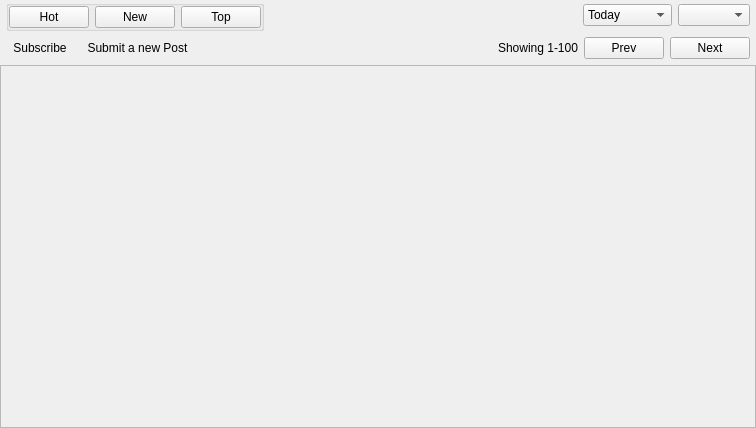
RetroShare/RetroShare, file retroshare-gui/src/gui/Posted/PostedListWidget.ui: the form before one commit.
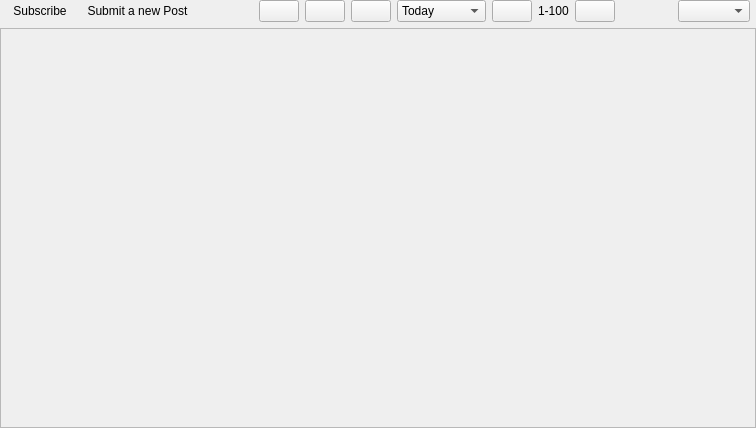
The form after the commit. Icons and pictures are not drawn. Custom widgets are drawn as their Qt base class.

```diff
--- a/retroshare-gui/src/gui/Posted/PostedListWidget.ui
+++ b/retroshare-gui/src/gui/Posted/PostedListWidget.ui
@@ -14,16 +14,7 @@
    <string>Form</string>
   </property>
   <layout class="QVBoxLayout" name="verticalLayout_2">
-   <property name="leftMargin">
-    <number>0</number>
-   </property>
-   <property name="topMargin">
-    <number>0</number>
-   </property>
-   <property name="rightMargin">
-    <number>0</number>
-   </property>
-   <property name="bottomMargin">
+   <property name="margin">
     <number>0</number>
    </property>
    <item>
@@ -34,32 +25,80 @@
      <property name="rightMargin">
       <number>6</number>
      </property>
+    </layout>
+   </item>
      <item>
-      <widget class="QGroupBox" name="sortGroup">
-       <property name="checkable">
-        <bool>false</bool>
-       </property>
-       <layout class="QHBoxLayout" name="horizontalLayout">
+    <widget class="QFrame" name="frame">
+     <layout class="QHBoxLayout" name="horizontalLayout_2">
         <property name="spacing">
          <number>6</number>
         </property>
         <property name="leftMargin">
-         <number>0</number>
+       <number>6</number>
         </property>
         <property name="topMargin">
          <number>0</number>
         </property>
         <property name="rightMargin">
-         <number>0</number>
+       <number>6</number>
         </property>
         <property name="bottomMargin">
          <number>0</number>
         </property>
+      <item>
+       <widget class="SubscribeToolButton" name="subscribeToolButton">
+        <property name="sizePolicy">
+         <sizepolicy hsizetype="Fixed" vsizetype="Preferred">
+          <horstretch>0</horstretch>
+          <verstretch>0</verstretch>
+         </sizepolicy>
+        </property>
+        <property name="text">
+         <string notr="true">Subscribe</string>
+        </property>
+        <property name="autoRaise">
+         <bool>true</bool>
+        </property>
+       </widget>
+      </item>
+      <item>
+       <widget class="QToolButton" name="submitPostButton">
+        <property name="text">
+         <string>Submit a new Post</string>
+        </property>
+        <property name="icon">
+         <iconset resource="Posted_images.qrc">
+          <normaloff>:/images/posted_24.png</normaloff>:/images/posted_24.png</iconset>
+        </property>
+        <property name="toolButtonStyle">
+         <enum>Qt::ToolButtonTextBesideIcon</enum>
+        </property>
+        <property name="autoRaise">
+         <bool>true</bool>
+        </property>
+       </widget>
+      </item>
+      <item>
+       <spacer name="horizontalSpacer_2">
+        <property name="orientation">
+         <enum>Qt::Horizontal</enum>
+        </property>
+        <property name="sizeHint" stdset="0">
+         <size>
+          <width>40</width>
+          <height>20</height>
+         </size>
+        </property>
+       </spacer>
+      </item>
         <item>
          <widget class="QPushButton" name="hotSortButton">
-          <property name="text">
+        <property name="toolTip">
            <string>Hot</string>
           </property>
+        <property name="text">
+         <string/>
+        </property>
           <property name="icon">
            <iconset resource="Posted_images.qrc">
             <normaloff>:/images/hot_24.png</normaloff>:/images/hot_24.png</iconset>
@@ -80,9 +119,12 @@
         </item>
         <item>
          <widget class="QPushButton" name="newSortButton">
-          <property name="text">
+        <property name="toolTip">
            <string>New</string>
           </property>
+        <property name="text">
+         <string/>
+        </property>
           <property name="icon">
            <iconset resource="Posted_images.qrc">
             <normaloff>:/images/new_24.png</normaloff>:/images/new_24.png</iconset>
@@ -103,9 +145,12 @@
         </item>
         <item>
          <widget class="QPushButton" name="topSortButton">
-          <property name="text">
+        <property name="toolTip">
            <string>Top</string>
           </property>
+        <property name="text">
+         <string/>
+        </property>
           <property name="icon">
            <iconset resource="../images.qrc">
             <normaloff>:/images/vote_up.png</normaloff>:/images/vote_up.png</iconset>
@@ -127,22 +172,6 @@
           </property>
          </widget>
         </item>
-       </layout>
-      </widget>
-     </item>
-     <item>
-      <spacer name="horizontalSpacer">
-       <property name="orientation">
-        <enum>Qt::Horizontal</enum>
-       </property>
-       <property name="sizeHint" stdset="0">
-        <size>
-         <width>40</width>
-         <height>20</height>
-        </size>
-       </property>
-      </spacer>
-     </item>
      <item>
       <widget class="QComboBox" name="periodComboBox">
        <item>
@@ -173,95 +202,56 @@
       </widget>
      </item>
      <item>
-      <widget class="GxsIdChooser" name="idChooser"/>
-     </item>
-    </layout>
-   </item>
-   <item>
-    <widget class="QFrame" name="frame">
-     <layout class="QHBoxLayout" name="horizontalLayout_2">
-      <property name="spacing">
-       <number>6</number>
-      </property>
-      <property name="leftMargin">
-       <number>6</number>
-      </property>
-      <property name="topMargin">
-       <number>0</number>
-      </property>
-      <property name="rightMargin">
-       <number>6</number>
-      </property>
-      <property name="bottomMargin">
-       <number>0</number>
-      </property>
-      <item>
-       <widget class="SubscribeToolButton" name="subscribeToolButton">
-        <property name="sizePolicy">
-         <sizepolicy hsizetype="Fixed" vsizetype="Preferred">
-          <horstretch>0</horstretch>
-          <verstretch>0</verstretch>
-         </sizepolicy>
-        </property>
-        <property name="text">
-         <string notr="true">Subscribe</string>
-        </property>
-        <property name="autoRaise">
-         <bool>true</bool>
-        </property>
-       </widget>
-      </item>
-      <item>
-       <widget class="QToolButton" name="submitPostButton">
-        <property name="text">
-         <string>Submit a new Post</string>
-        </property>
-        <property name="icon">
-         <iconset resource="Posted_images.qrc">
-          <normaloff>:/images/posted_24.png</normaloff>:/images/posted_24.png</iconset>
-        </property>
-        <property name="toolButtonStyle">
-         <enum>Qt::ToolButtonTextBesideIcon</enum>
-        </property>
-        <property name="autoRaise">
-         <bool>true</bool>
-        </property>
-       </widget>
-      </item>
-      <item>
-       <spacer name="horizontalSpacer_2">
-        <property name="orientation">
-         <enum>Qt::Horizontal</enum>
-        </property>
-        <property name="sizeHint" stdset="0">
-         <size>
-          <width>40</width>
-          <height>20</height>
-         </size>
-        </property>
-       </spacer>
-      </item>
-      <item>
-       <widget class="QLabel" name="showLabel">
-        <property name="text">
-         <string>Showing 1-100</string>
-        </property>
-       </widget>
-      </item>
-      <item>
        <widget class="QPushButton" name="prevButton">
+        <property name="toolTip">
+         <string>Previous</string>
+        </property>
         <property name="text">
-         <string>Prev</string>
+         <string/>
+        </property>
+        <property name="icon">
+         <iconset resource="../images.qrc">
+          <normaloff>:/images/arrow-left.png</normaloff>:/images/arrow-left.png</iconset>
+        </property>
+       </widget>
+      </item>
+      <item>
+       <widget class="QLabel" name="showLabel">
+        <property name="text">
+         <string>1-100</string>
         </property>
        </widget>
       </item>
       <item>
        <widget class="QPushButton" name="nextButton">
-        <property name="text">
+        <property name="toolTip">
          <string>Next</string>
         </property>
+        <property name="text">
+         <string/>
+        </property>
+        <property name="icon">
+         <iconset resource="../images.qrc">
+          <normaloff>:/images/arrow-right.png</normaloff>:/images/arrow-right.png</iconset>
+        </property>
        </widget>
       </item>
+      <item>
+       <spacer name="horizontalSpacer_3">
+        <property name="orientation">
+         <enum>Qt::Horizontal</enum>
+        </property>
+        <property name="sizeHint" stdset="0">
+         <size>
+          <width>40</width>
+          <height>20</height>
+         </size>
+        </property>
+       </spacer>
+      </item>
+      <item>
+       <widget class="GxsIdChooser" name="idChooser"/>
+      </item>
      </layout>
     </widget>
    </item>
@@ -289,16 +279,7 @@
        <property name="spacing">
         <number>0</number>
        </property>
-       <property name="leftMargin">
-        <number>0</number>
-       </property>
-       <property name="topMargin">
-        <number>0</number>
-       </property>
-       <property name="rightMargin">
-        <number>0</number>
-       </property>
-       <property name="bottomMargin">
+       <property name="margin">
         <number>0</number>
        </property>
       </layout>
```
Lines whose indentation alone changed are shown as unchanged.
